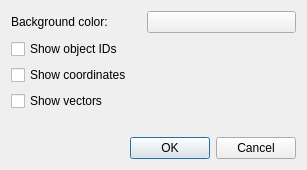
Qt form preferences.ui (starchimpsgroup/3dvv) before a commit.
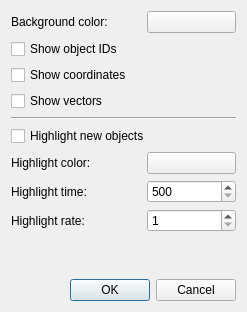
The same form after that commit.

Commit message: Preferences highlight objects

Diff of the .ui file:
```diff
--- a/preferences.ui
+++ b/preferences.ui
@@ -6,8 +6,8 @@
    <rect>
     <x>0</x>
     <y>0</y>
-    <width>307</width>
-    <height>170</height>
+    <width>247</width>
+    <height>312</height>
    </rect>
   </property>
   <property name="windowTitle">
@@ -66,6 +66,119 @@
     </widget>
    </item>
    <item row="4" column="0">
+    <widget class="Line" name="line">
+     <property name="orientation">
+      <enum>Qt::Horizontal</enum>
+     </property>
+    </widget>
+   </item>
+   <item row="5" column="0">
+    <widget class="QCheckBox" name="highlight">
+     <property name="text">
+      <string>Highlight new objects</string>
+     </property>
+    </widget>
+   </item>
+   <item row="6" column="0">
+    <layout class="QHBoxLayout" name="horizontalLayout_2">
+     <item>
+      <widget class="QLabel" name="label_2">
+       <property name="minimumSize">
+        <size>
+         <width>130</width>
+         <height>0</height>
+        </size>
+       </property>
+       <property name="maximumSize">
+        <size>
+         <width>130</width>
+         <height>16777215</height>
+        </size>
+       </property>
+       <property name="text">
+        <string>Highlight color:</string>
+       </property>
+      </widget>
+     </item>
+     <item>
+      <widget class="QPushButton" name="highlightColorButton">
+       <property name="text">
+        <string/>
+       </property>
+      </widget>
+     </item>
+    </layout>
+   </item>
+   <item row="7" column="0">
+    <layout class="QHBoxLayout" name="horizontalLayout_3">
+     <item>
+      <widget class="QLabel" name="label_3">
+       <property name="minimumSize">
+        <size>
+         <width>130</width>
+         <height>0</height>
+        </size>
+       </property>
+       <property name="maximumSize">
+        <size>
+         <width>130</width>
+         <height>16777215</height>
+        </size>
+       </property>
+       <property name="text">
+        <string>Highlight time:</string>
+       </property>
+      </widget>
+     </item>
+     <item>
+      <widget class="QSpinBox" name="highlightTimeSpinBox">
+       <property name="minimum">
+        <number>500</number>
+       </property>
+       <property name="maximum">
+        <number>10000</number>
+       </property>
+       <property name="singleStep">
+        <number>500</number>
+       </property>
+      </widget>
+     </item>
+    </layout>
+   </item>
+   <item row="8" column="0">
+    <layout class="QHBoxLayout" name="horizontalLayout_4">
+     <item>
+      <widget class="QLabel" name="label_4">
+       <property name="minimumSize">
+        <size>
+         <width>130</width>
+         <height>0</height>
+        </size>
+       </property>
+       <property name="maximumSize">
+        <size>
+         <width>130</width>
+         <height>16777215</height>
+        </size>
+       </property>
+       <property name="text">
+        <string>Highlight rate:</string>
+       </property>
+      </widget>
+     </item>
+     <item>
+      <widget class="QSpinBox" name="highlightRateSpinBox">
+       <property name="minimum">
+        <number>1</number>
+       </property>
+       <property name="maximum">
+        <number>10</number>
+       </property>
+      </widget>
+     </item>
+    </layout>
+   </item>
+   <item row="9" column="0">
     <spacer name="verticalSpacer">
      <property name="orientation">
       <enum>Qt::Vertical</enum>
@@ -78,7 +191,7 @@
      </property>
     </spacer>
    </item>
-   <item row="5" column="0">
+   <item row="10" column="0">
     <widget class="QDialogButtonBox" name="buttonBox">
      <property name="orientation">
       <enum>Qt::Horizontal</enum>
```
The commit also changes 16 other files.
